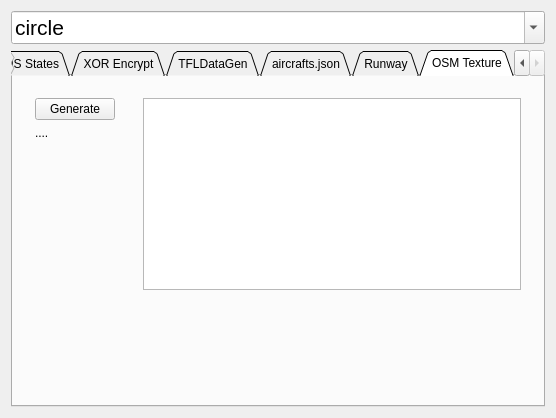
Old version of the form Widget.ui in the repository Enthusiastic-Coder/tflTest.
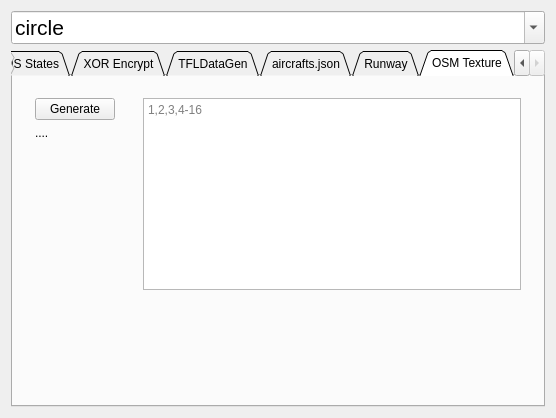
New version of the form.

Commit message: placement instructions

Diff of the .ui file:
```diff
--- a/Widget.ui
+++ b/Widget.ui
@@ -1031,7 +1031,11 @@
         <widget class="QWidget" name="widget_2" native="true">
          <layout class="QVBoxLayout" name="verticalLayout_2">
           <item>
-           <widget class="QPlainTextEdit" name="plainTextEdit_ZoomLevels"/>
+           <widget class="QPlainTextEdit" name="plainTextEdit_ZoomLevels">
+            <property name="placeholderText">
+             <string>1,2,3,4-16</string>
+            </property>
+           </widget>
           </item>
           <item>
            <spacer name="verticalSpacer_7">
```
